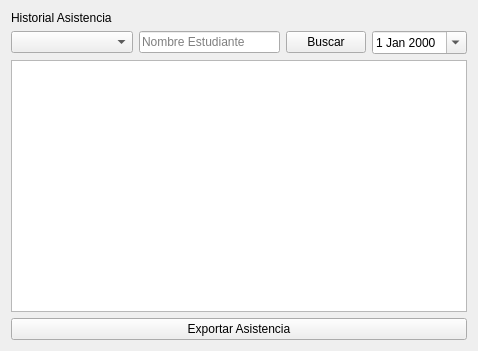
This is views/historial.ui in Cata-Estrada/Registro_Asistencia_Estudiantil as Qt 5 draws it before an edit. The edited form follows.
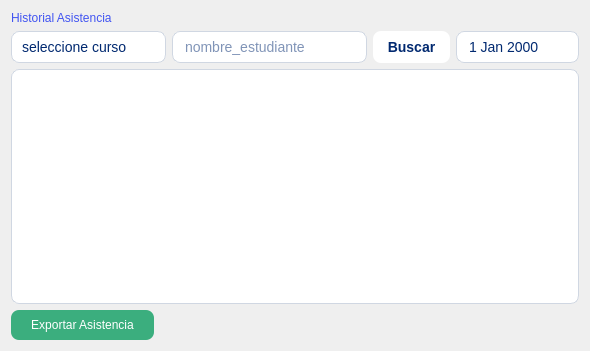
This is the edited form. Icons and pictures are not drawn.

Commit message: UI: actualización de estilo en vistas (layouts, íconos, y recursos)

What changed in the file:
```diff
--- a/views/historial.ui
+++ b/views/historial.ui
@@ -6,7 +6,7 @@
    <rect>
     <x>0</x>
     <y>0</y>
-    <width>478</width>
+    <width>590</width>
     <height>351</height>
    </rect>
   </property>
@@ -17,7 +17,13 @@
    <item row="0" column="0">
     <layout class="QVBoxLayout" name="verticalLayout">
      <item>
-      <widget class="QLabel" name="label">
+      <widget class="QLabel" name="titulo_historial_asistencias">
+       <property name="styleSheet">
+        <string notr="true">QLabel#titulo_historial_asistencias {
+    font: 600 20pt &quot;Segoe UI&quot;;
+    color: #4154F1;   /* Azul igual al figma */
+}</string>
+       </property>
        <property name="text">
         <string>Historial Asistencia </string>
        </property>
@@ -27,6 +33,25 @@
       <layout class="QHBoxLayout" name="horizontalLayout">
        <item>
         <widget class="QComboBox" name="seleccione_curso">
+         <property name="styleSheet">
+          <string notr="true">QComboBox {
+    border: 1px solid #d0d7e2;
+    border-radius: 8px;
+    padding: 6px 10px;
+    background-color: #ffffff;
+    color: #012970;
+    font-size: 14px;
+}
+
+QComboBox::drop-down {
+    border: none;
+    width: 25px;
+}
+
+QComboBox:hover {
+    background-color: #F6F9FF;
+}</string>
+         </property>
          <property name="placeholderText">
           <string>seleccione curso</string>
          </property>
@@ -34,13 +59,44 @@
        </item>
        <item>
         <widget class="QLineEdit" name="nombre_estudiante">
+         <property name="styleSheet">
+          <string notr="true">QLineEdit {
+    border: 1px solid #d0d7e2;
+    border-radius: 8px;
+    padding: 6px 10px;
+    background-color: #ffffff;
+    color: #012970;
+    font-size: 14px;
+}
+
+QLineEdit:focus {
+    border: 1px solid #012970;
+    background-color: #F6F9FF;
+}
+</string>
+         </property>
          <property name="placeholderText">
-          <string>Nombre Estudiante</string>
+          <string>nombre_estudiante</string>
          </property>
         </widget>
        </item>
        <item>
         <widget class="QPushButton" name="buscar">
+         <property name="styleSheet">
+          <string notr="true">QPushButton {
+    border: none;
+    border-radius: 8px;
+    padding: 8px 14px;
+    background-color: #ffffff;
+    color: #012970;
+    font-weight: 500;
+    font-size: 14px;
+}
+
+QPushButton:hover {
+    background-color: #F6F9FF;
+}</string>
+         </property>
          <property name="text">
           <string>Buscar</string>
          </property>
@@ -48,6 +104,43 @@
        </item>
        <item>
         <widget class="QDateEdit" name="fecha_asistencia">
+         <property name="autoFillBackground">
+          <bool>false</bool>
+         </property>
+         <property name="styleSheet">
+          <string notr="true">QDateEdit {
+    border: 1px solid #d0d7e2;
+    border-radius: 8px;
+    padding: 6px 10px;
+    background-color: #ffffff;
+    color: #012970;
+    font-size: 14px;
+}
+
+/* Botón desplegable del calendario */
+QDateEdit::drop-down {
+    border: none;
+    width: 25px;
+    subcontrol-origin: padding;
+    subcontrol-position: center right;
+}
+
+/* Flecha personalizada */
+QDateEdit::down-arrow {
+    image: url(:/icons/icono_de_flecha.png);   /*Ruta correcta */
+    width: 14px;
+    height: 14px;
+}
+
+/* Hover igual que los demás */
+QDateEdit:hover {
+    background-color: #F6F9FF;
+}
+</string>
+         </property>
+         <property name="buttonSymbols">
+          <enum>QAbstractSpinBox::UpDownArrows</enum>
+         </property>
          <property name="calendarPopup">
           <bool>true</bool>
          </property>
@@ -56,15 +149,68 @@
       </layout>
      </item>
      <item>
-      <widget class="QTableView" name="tableView"/>
-     </item>
-     <item>
-      <widget class="QPushButton" name="exportar_asistencia">
-       <property name="text">
-        <string>Exportar Asistencia</string>
+      <widget class="QTableView" name="tableView">
+       <property name="styleSheet">
+        <string notr="true">QTableView {
+    border: 1px solid #d0d7e2;
+    border-radius: 8px;
+    gridline-color: #d0d7e2;
+    font-size: 14px;
+    background-color: #ffffff;
+    color: #012970;
+    selection-background-color: #F6F9FF;
+    selection-color: #012970;
+}
+
+QHeaderView::section {
+    background-color: #F6F9FF;
+    color: #012970;
+    font-weight: bold;
+    padding: 6px;
+    border: none;
+    border-bottom: 1px solid #d0d7e2;
+}</string>
        </property>
       </widget>
      </item>
+     <item>
+      <layout class="QHBoxLayout" name="horizontalLayout_2">
+       <item>
+        <widget class="QPushButton" name="exportar_asistencia">
+         <property name="styleSheet">
+          <string notr="true">QPushButton#exportar_asistencia {
+    border: none;
+    background-color: #3BAE7E;   /* Verde Figma */
+    color: white;
+    font: 10pt &quot;Segoe UI&quot;;
+    padding: 8px 20px;
+    border-radius: 8px;
+}
+
+QPushButton#exportar_asistencia:hover {
+    background-color: #2d8f68;   /* Verde más oscuro al hover */
+}</string>
+         </property>
+         <property name="text">
+          <string>Exportar Asistencia</string>
+         </property>
+        </widget>
+       </item>
+       <item>
+        <spacer name="horizontalSpacer">
+         <property name="orientation">
+          <enum>Qt::Horizontal</enum>
+         </property>
+         <property name="sizeHint" stdset="0">
+          <size>
+           <width>98</width>
+           <height>20</height>
+          </size>
+         </property>
+        </spacer>
+       </item>
+      </layout>
+     </item>
     </layout>
    </item>
   </layout>
```
Left out of the diff: 4 changed lines with no effect on the pictures. The commit also changes 12 other files.
